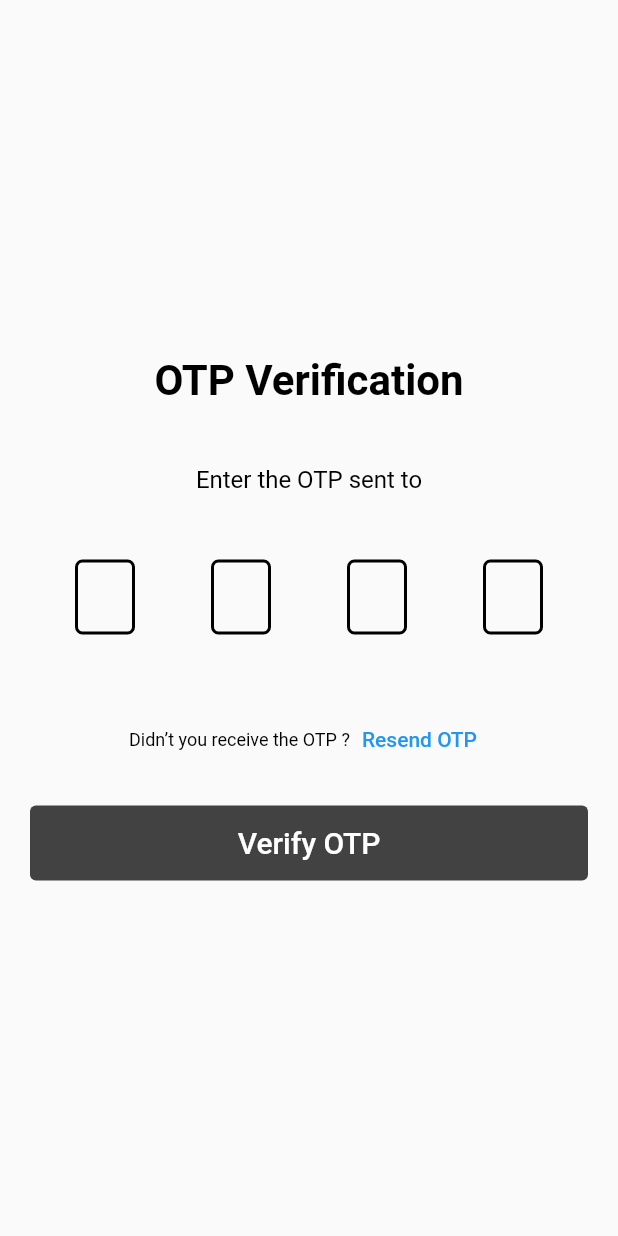
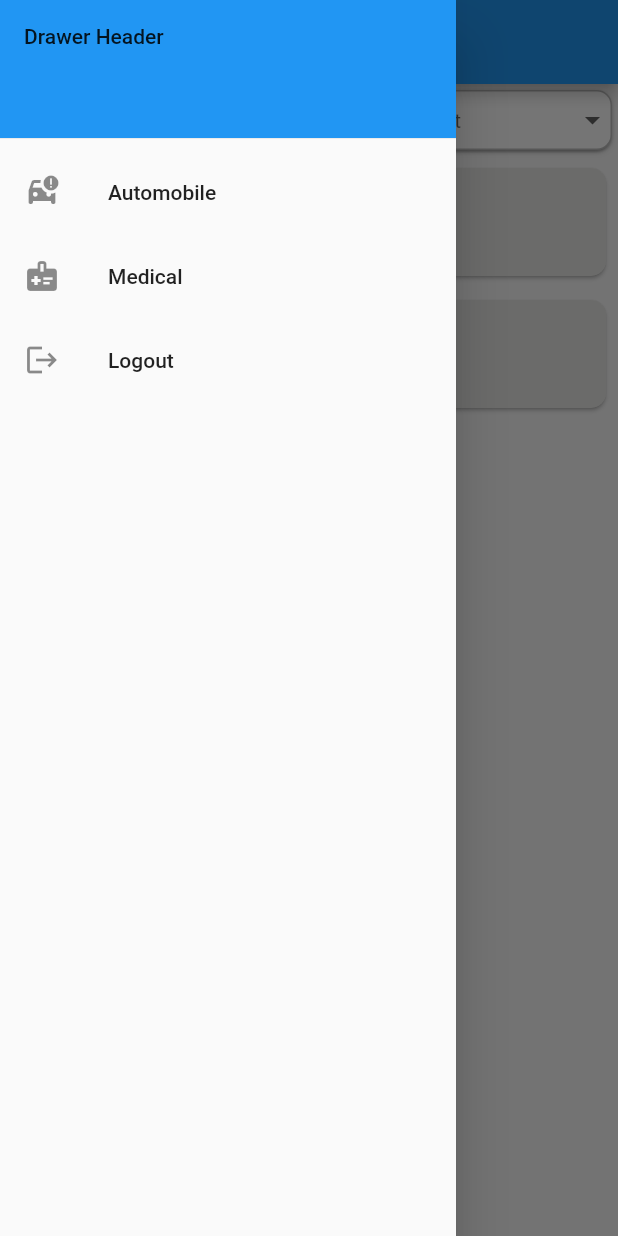
Before and after one commit to Prithiveram-27/right_to_connect, a Flutter app: the screen it shows after launch, with the side drawer open (before the commit the screen has no drawer), on a phone screen of 412 x 824 dp. Run offline on Flutter 3.47's test engine with Material 2 defaults, Android fonts, the phone set to English and light mode, and no system bars; drawn by our look-alikes of dropdown_button2, pin_code_fields; our stand-ins replace intl_phone_field.

Commit message:
Home page design development

```diff
--- /dev/null
+++ b/lib/Screens/home_screen.dart
@@ -0,0 +1,56 @@
+import 'package:flutter/material.dart';
+import 'package:dropdown_button2/dropdown_button2.dart';
+import 'package:right_to_connect/Widgets/app_drawer.dart';
+
+import '../Widgets/custom_dropdown.dart';
+
+class HomeScreen extends StatefulWidget {
+  const HomeScreen({super.key});
+
+  @override
+  State<HomeScreen> createState() => _HomeScreenState();
+}
+
+class _HomeScreenState extends State<HomeScreen> {
+  @override
+  Widget build(BuildContext context) {
+    return Scaffold(
+      appBar: AppBar(
+        title: const Text("Home"),
+      ),
+      drawer: const AppDrawer(),
+      body: Column(
+        crossAxisAlignment: CrossAxisAlignment.end,
+        children: [
+          const Padding(
+            padding: EdgeInsets.all(4.0),
+            child: CustomDropDown(),
+          ),
+          SizedBox(
+            height: 400,
+            child: ListView.builder(
+              itemCount: 2,
+              itemBuilder: (BuildContext context, int index) {
+                return const Padding(
+                  padding: EdgeInsets.all(4.0),
+                  child: Card(
+                    color: Color(0XFFEAEAE7),
+                    shape: RoundedRectangleBorder(
+                        borderRadius: BorderRadius.all(Radius.circular(10))),
+                    child: ListTile(
+                      leading: CircleAvatar(
+                        backgroundColor: Colors.blue,
+                      ),
+                      title: Text("Prithive"),
+                      subtitle: Text("Developer"),
+                    ),
+                  ),
+                );
+              },
+            ),
+          ),
+        ],
+      ),
+    );
+  }
+}
--- /dev/null
+++ b/lib/Widgets/app_drawer.dart
@@ -0,0 +1,42 @@
+import 'package:flutter/material.dart';
+
+class AppDrawer extends StatelessWidget {
+  const AppDrawer({super.key});
+
+  @override
+  Widget build(BuildContext context) {
+    return Drawer(
+      child: ListView(
+        padding: EdgeInsets.zero,
+        children: [
+          const SizedBox(
+            height: 100,
+            child: DrawerHeader(
+              decoration: BoxDecoration(color: Colors.blue),
+              child: Text('Drawer Header'),
+            ),
+          ),
+          ListTile(
+            leading: const Icon(Icons.car_crash),
+            title: const Text('Automobile'),
+            onTap: () {
+              Navigator.of(context).pushNamed("/editProfile");
+            },
+          ),
+          ListTile(
+            leading: const Icon(Icons.medical_information),
+            title: const Text('Medical'),
+            onTap: () {
+              Navigator.of(context).pushNamed("/NewsScreen");
+            },
+          ),
+          ListTile(
+            leading: const Icon(Icons.logout),
+            title: const Text('Logout'),
+            onTap: () {},
+          ),
+        ],
+      ),
+    );
+  }
+}
--- /dev/null
+++ b/lib/Widgets/custom_dropdown.dart
@@ -0,0 +1,105 @@
+import 'package:dropdown_button2/dropdown_button2.dart';
+import 'package:flutter/material.dart';
+
+class CustomDropDown extends StatefulWidget {
+  const CustomDropDown({super.key});
+
+  @override
+  State<CustomDropDown> createState() => _CustomDropDownState();
+}
+
+class _CustomDropDownState extends State<CustomDropDown> {
+  final List<String> items = [
+    'Medical',
+    'Automobile',
+    'Plumbing',
+    'Carpentry',
+  ];
+  String? selectedValue;
+
+  List<DropdownMenuItem<String>> _addDividersAfterItems(List<String> items) {
+    List<DropdownMenuItem<String>> _menuItems = [];
+    for (var item in items) {
+      _menuItems.addAll(
+        [
+          DropdownMenuItem<String>(
+            value: item,
+            child: Padding(
+              padding: const EdgeInsets.symmetric(horizontal: 8.0),
+              child: Text(
+                item,
+                style: const TextStyle(
+                  fontSize: 14,
+                ),
+              ),
+            ),
+          ),
+          //If it's last item, we will not add Divider after it.
+          if (item != items.last)
+            const DropdownMenuItem<String>(
+              enabled: false,
+              child: Divider(),
+            ),
+        ],
+      );
+    }
+    return _menuItems;
+  }
+
+  List<double> _getCustomItemsHeights() {
+    List<double> _itemsHeights = [];
+    for (var i = 0; i < (items.length * 2) - 1; i++) {
+      if (i.isEven) {
+        _itemsHeights.add(40);
+      }
+      //Dividers indexes will be the odd indexes
+      if (i.isOdd) {
+        _itemsHeights.add(4);
+      }
+    }
+    return _itemsHeights;
+  }
+
+  @override
+  Widget build(BuildContext context) {
+    return Container(
+      child: DropdownButtonHideUnderline(
+        child: DropdownButton2(
+          isExpanded: true,
+          hint: Text(
+            'Select ',
+            style: TextStyle(
+              fontSize: 14,
+              color: Theme.of(context).hintColor,
+            ),
+          ),
+          items: _addDividersAfterItems(items),
+          value: selectedValue,
+          onChanged: (value) {
+            setState(() {
+              selectedValue = value as String;
+            });
+          },
+          buttonStyleData: ButtonStyleData(
+            height: 40,
+            width: 140,
+            decoration: BoxDecoration(
+                borderRadius: BorderRadius.circular(10),
+                border: Border.all(
+                  color: Colors.black26,
+                ),
+                color: Colors.white),
+            elevation: 1,
+          ),
+          dropdownStyleData: const DropdownStyleData(
+            maxHeight: 200,
+          ),
+          menuItemStyleData: MenuItemStyleData(
+            padding: const EdgeInsets.symmetric(horizontal: 8.0),
+            customHeights: _getCustomItemsHeights(),
+          ),
+        ),
+      ),
+    );
+  }
+}
--- a/lib/main.dart
+++ b/lib/main.dart
@@ -1,5 +1,6 @@
 import 'package:flutter/material.dart';
 
+import 'Screens/home_screen.dart';
 import 'Screens/login_screen.dart';
 
 void main() {
@@ -26,7 +27,7 @@ class MyApp extends StatelessWidget {
         // is not restarted.
         primarySwatch: Colors.blue,
       ),
-      home: const LoginScreen(),
+      home: const HomeScreen(),
     );
   }
 }
--- a/pubspec.yaml
+++ b/pubspec.yaml
@@ -37,6 +37,7 @@ dependencies:
   cupertino_icons: ^1.0.2
   pin_code_fields: ^7.4.0
   intl_phone_field: ^3.1.0
+  dropdown_button2: ^2.0.0
 
 dev_dependencies:
   flutter_test:
```
Also changed, not shown: lib/Screens/test.dart (added, +98 -0 lines), pubspec.lock.
